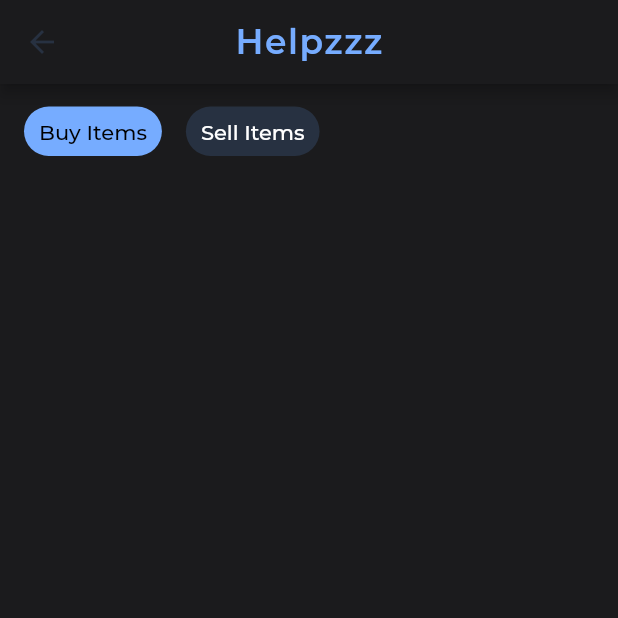
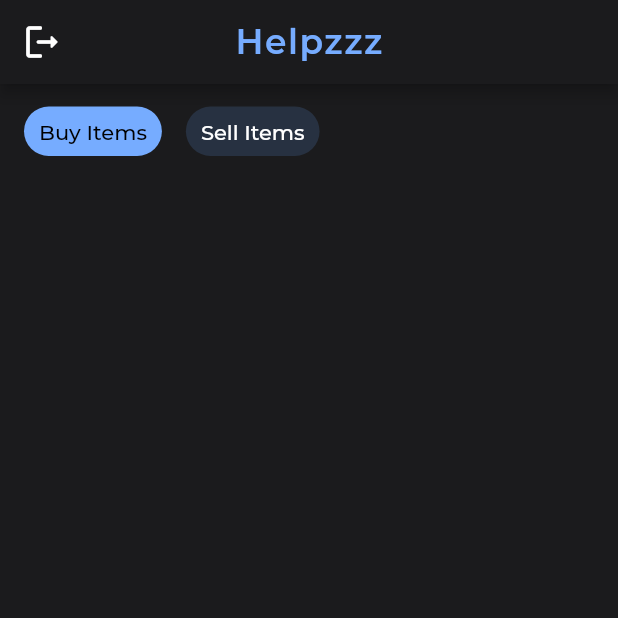
Before and after one commit to Kunalpal215/helpzz, a Flutter app: the HomePage screen opened by its route, on a phone screen of 412 x 824 dp, the top half of it. Run offline on Flutter 3.47's test engine with Material 2 defaults, Android fonts, the phone set to English and light mode, and no system bars; our stand-ins replace image_picker, shared_preferences, simple_animations, timeago; missing offline and left inert: widget_loading; accounts and stored records are empty; network calls fail; project files that could hold a hidden picture were left out.

Commit message:
added logout feature

```diff
--- a/lib/models/user.dart
+++ b/lib/models/user.dart
@@ -26,4 +26,9 @@ class User{
     name= prefs.getString('name') ?? " ";
   }
 
+  Future<void> logout() async {
+    SharedPreferences prefs = await SharedPreferences.getInstance();
+    await prefs.clear();
+  }
+
 }
--- a/lib/pages/buySell/buySellForm.dart
+++ b/lib/pages/buySell/buySellForm.dart
@@ -213,6 +213,7 @@ class _BuySellFormState extends State<BuySellForm> {
                 });
 
                 var responseBody = await APIService.postItem(widget.category,title, price, description, contactnumber, widget.imageString, context.read<User>().name, context.read<User>().name);
+                FocusScope.of(context).requestFocus(FocusNode());
                 if (!mounted) return;
                 if (responseBody["saved_successfully"] == true) {
                   ScaffoldMessenger.of(context).showSnackBar(SnackBar(
--- a/lib/pages/home/homepage.dart
+++ b/lib/pages/home/homepage.dart
@@ -27,6 +27,7 @@ class _HomePageState extends State<HomePage> {
   List<Widget> sellItems=[];
   bool loading1 = true;
   bool loading2 = true;
+  bool logoutUser = false;
   @override
   void initState() {
     super.initState();
@@ -64,7 +65,7 @@ class _HomePageState extends State<HomePage> {
     final screenheight = MediaQuery.of(context).size.height;
     Stream typeStream = selectedTypeController.stream.asBroadcastStream();
     return Scaffold(
-      appBar: appBar(screenwidth),
+      appBar: appBar(screenwidth,true),
       body: CircularWidgetLoading(
         dotColor: lBlue2,
         dotCount: 8,
--- a/lib/widgets/appbar.dart
+++ b/lib/widgets/appbar.dart
@@ -1,11 +1,21 @@
 import 'package:flutter/material.dart';
 import 'package:helpzz/globals/my_fonts.dart';
+import 'package:helpzz/models/user.dart';
+import 'package:helpzz/pages/auth/signin.dart';
+import 'package:provider/provider.dart';
 import '../globals/colors.dart';
 
-PreferredSizeWidget appBar(final size){
+PreferredSizeWidget appBar(final size,bool check){
   return AppBar(
     backgroundColor: kBackground,
     iconTheme: const IconThemeData(color: kAppBarGrey),
+    leading: check==true ?  Builder(builder: (context){
+      return GestureDetector(onTap: () async {
+        await context.read<User>().logout();
+        Scaffold.of(context).showSnackBar(SnackBar(content: Text("Logged out successfully")));
+        Navigator.pushNamed(context, LoginScreen.id);
+      }, child: Icon(Icons.logout_rounded,size: 28,color: kWhite,));
+    }) : Container(),
     title: Row(
       mainAxisSize: MainAxisSize.min,
       children: [
```
Also changed, not shown: lib/pages/auth/signin.dart (+12 -2 lines), lib/pages/auth/signup.dart (+12 -2 lines).
